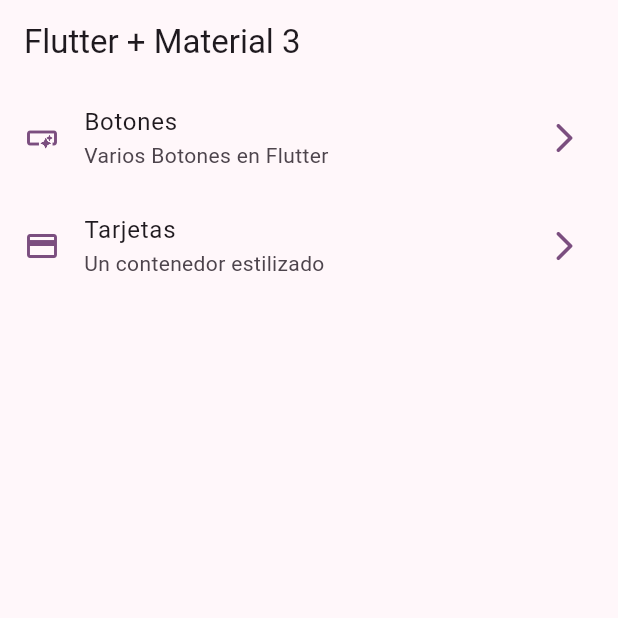
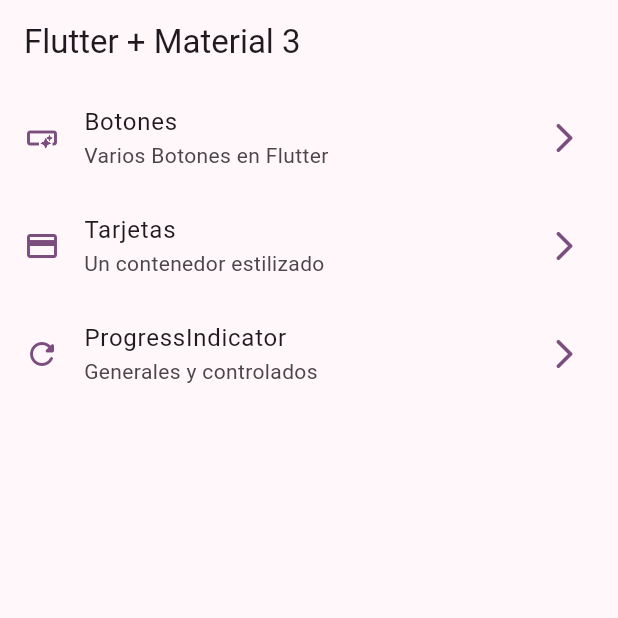
Before and after one commit to EdwinQA/widgets_app, a Flutter app: the screen it shows after launch, on a phone screen of 412 x 824 dp, the top half of it. Run offline on Flutter 3.47's test engine with Material 2 defaults, Android fonts, the phone set to English and light mode, and no system bars; our stand-ins replace go_router.

Commit message:
progress indicator terminado

```diff
--- a/lib/config/menu/menu_items.dart
+++ b/lib/config/menu/menu_items.dart
@@ -27,4 +27,10 @@ const appMenuItems = <MenuItem>[
     link: '/cards',
     icon: Icons.credit_card,
   ),
+  MenuItem(
+    title: 'ProgressIndicator',
+    subTitle: 'Generales y controlados',
+    link: '/progress',
+    icon: Icons.refresh_rounded,
+  ),
 ];
--- a/lib/config/router/app_router.dart
+++ b/lib/config/router/app_router.dart
@@ -23,5 +23,10 @@ final approuter = GoRouter(
       name: CardsScreen.name,
       builder: (context, state) => const CardsScreen(),
     ),
+    GoRoute(
+      path: '/progress',
+      name: ProgressScreen.name,
+      builder: (context, state) => const ProgressScreen(),
+    ),
   ],
 );
```
Also changed, not shown: lib/presentation/screens/progress/progress_screen.dart (+62 -1 lines).
